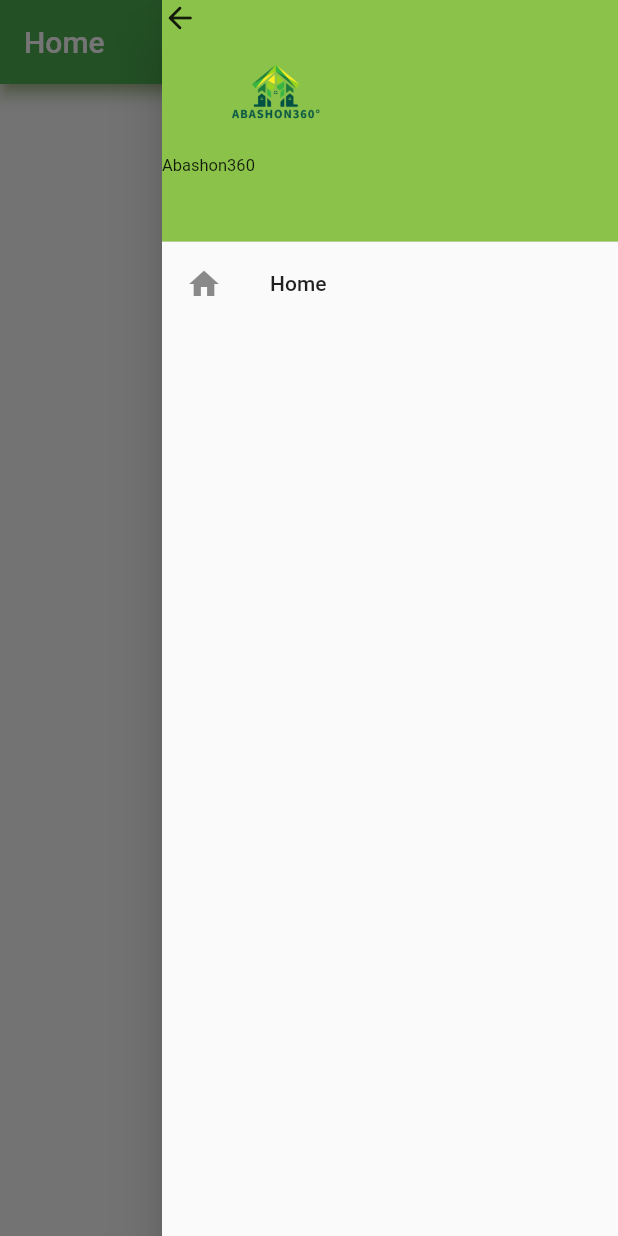
After one commit to SkpavelRaz/Abashon360Mobile, a Flutter app: the HomeScreen screen opened directly, with the side drawer open, on a phone screen of 412 x 824 dp. The commit adds this screen. Run offline on Flutter 3.47's test engine with Material 3 defaults, Android fonts, the phone set to English and light mode, and no system bars; our stand-ins replace pinput.

Commit message:
home screen design

```diff
--- /dev/null
+++ b/lib/modules/home/views/home_screen.dart
@@ -0,0 +1,66 @@
+import 'package:abashon_360_mobile/utils/styles/k_assets.dart';
+import 'package:flutter/material.dart';
+
+class HomeScreen extends StatefulWidget {
+  const HomeScreen({super.key});
+
+  @override
+  State<StatefulWidget> createState() => _HomeScreen();
+}
+
+class _HomeScreen extends State<HomeScreen> {
+  @override
+  Widget build(BuildContext context) {
+    return Scaffold(
+
+
+      appBar: AppBar(
+        automaticallyImplyLeading: false,
+        backgroundColor: Colors.green,
+        title: Text("Home"),
+        shadowColor: Colors.lightGreen,
+
+      ),
+
+      endDrawer: Drawer(
+        child: ListView(
+          padding: EdgeInsets.zero,
+          children: [
+            DrawerHeader(
+              padding: EdgeInsets.zero,
+              margin: EdgeInsets.zero,
+              decoration: BoxDecoration(
+                color: Colors.lightGreen,
+                borderRadius: BorderRadius.circular(0),
+              ),
+              child: Column(
+                crossAxisAlignment: CrossAxisAlignment.start,
+                children: [
+                  Icon(Icons.arrow_back_rounded),
+                  ClipRRect(
+                    borderRadius: BorderRadius.circular(20),
+                    child: Image.asset(KAssetName.main_logo.imagePath,width: 150,height: 80,)
+                  ),
+                  const SizedBox(width: 8),
+                  const Text(
+                    "Abashon360",
+                    style: TextStyle(fontSize: 11, fontWeight: FontWeight.w400),
+                  ),
+                ],
+              ),
+            ),
+            // 👉 Add your menu items here:
+            ListTile(
+              leading: Icon(Icons.home),
+              title: Text('Home'),
+              onTap: () {
+                // Navigate or close drawer
+                Navigator.pop(context);
+              },
+            ),
+          ],
+        ),
+      ),
+    );
+  }
+}
--- a/lib/modules/otp/views/otp_screen.dart
+++ b/lib/modules/otp/views/otp_screen.dart
@@ -105,7 +105,7 @@ class _OtpScreenState extends State<OtpScreen> {
                 child: Padding(
                   padding: const EdgeInsets.symmetric(horizontal: 24),
                   child: Column(
-                    crossAxisAlignment: CrossAxisAlignment.start,
+                    crossAxisAlignment: CrossAxisAlignment.center,
                     children: [
                       SizedBox(height: 24),
                       const Text(
--- a/lib/modules/pin_setup/views/pin_screen.dart
+++ b/lib/modules/pin_setup/views/pin_screen.dart
@@ -1,4 +1,5 @@
 
+import 'package:abashon_360_mobile/modules/home/views/home_screen.dart';
 import 'package:flutter/material.dart';
 import 'package:pinput/pinput.dart';
 
@@ -20,6 +21,7 @@ class _PinViewSetupScreen extends State<PinViewSetupScreen>{
         const SnackBar(content: Text("Please set your pin properly")),
       );
     } else {
+      Navigator.push(context,MaterialPageRoute(builder: (context)=>HomeScreen()));
       ScaffoldMessenger.of(context).showSnackBar(
         SnackBar(content: Text("submitted: $phone"))
       );
```
Also changed, not shown: pubspec.lock.
